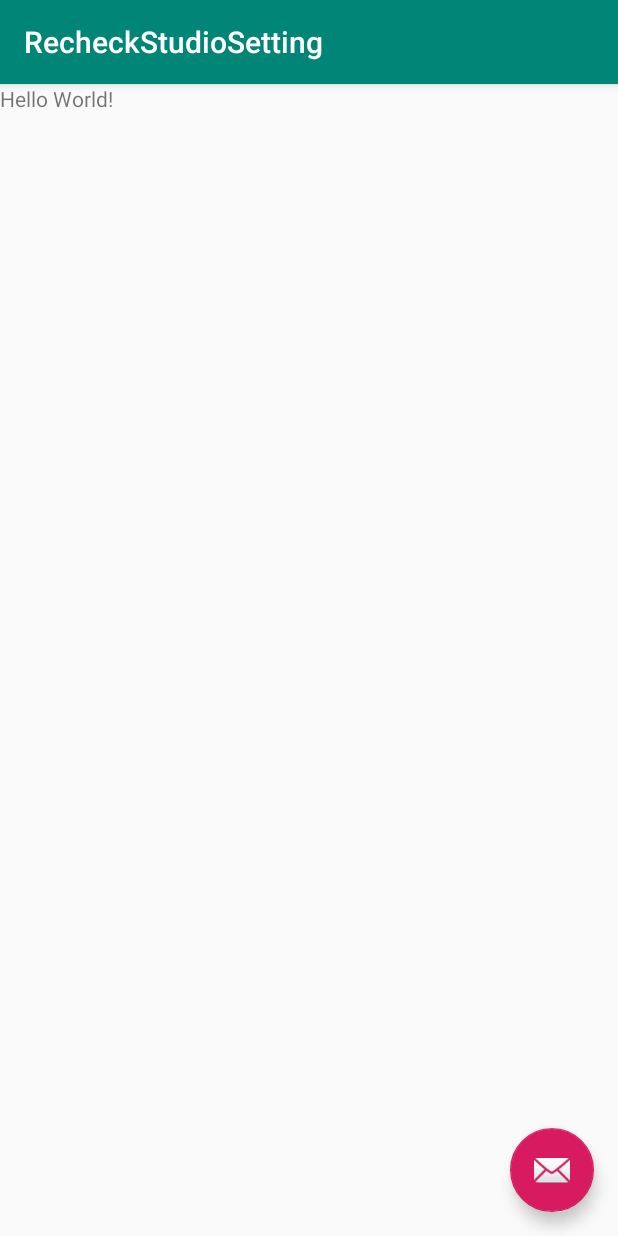
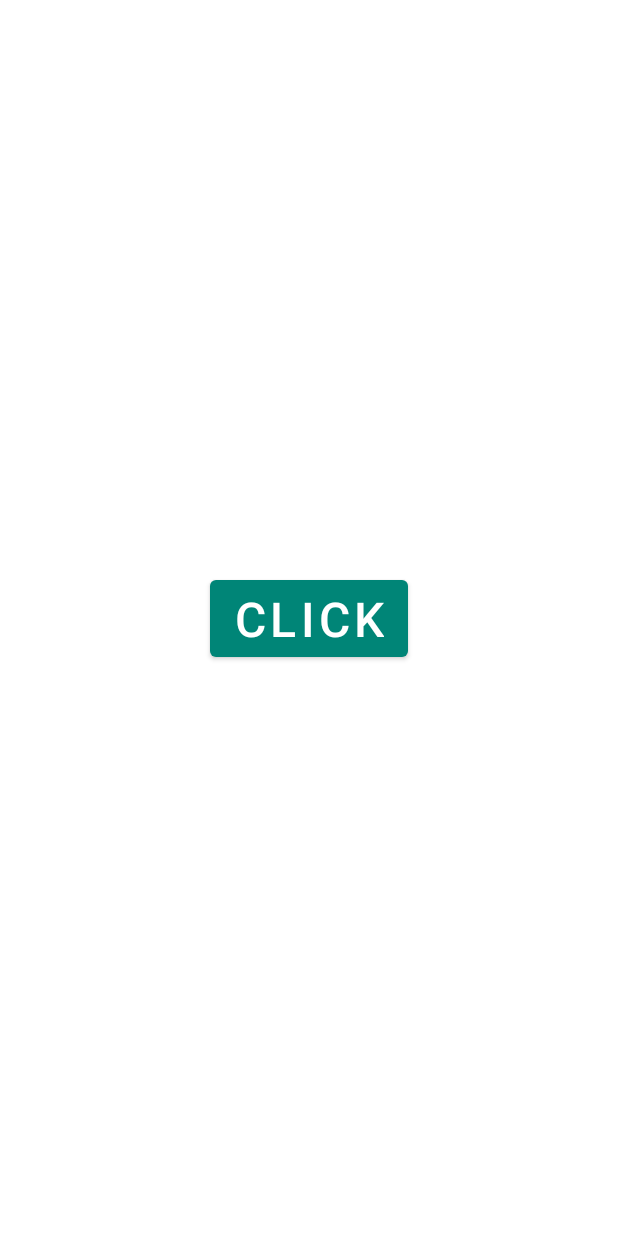
Before and after one commit to Pluu/AndroidStudio_Presentation, an Android app: the screen it shows after launch (MainActivity), on a phone screen of 412 x 824 dp. Run offline under Robolectric (Android 15) with nearby library versions, the phone set to English and light mode, and no system bars.

```diff
--- a/app/src/main/java/com/example/recheckstudiosetting/MainActivity.kt
+++ b/app/src/main/java/com/example/recheckstudiosetting/MainActivity.kt
@@ -9,9 +9,8 @@ class MainActivity : AppCompatActivity() {
     override fun onCreate(savedInstanceState: Bundle?) {
         super.onCreate(savedInstanceState)
         setContentView(R.layout.activity_main)
-        setSupportActionBar(toolbar)
 
-        fab.setOnClickListener {
+        btnSample.setOnClickListener {
             // TODO
         }
     }
--- a/app/src/main/res/layout/activity_main.xml
+++ b/app/src/main/res/layout/activity_main.xml
@@ -1,33 +1,20 @@
 <?xml version="1.0" encoding="utf-8"?>
-<androidx.coordinatorlayout.widget.CoordinatorLayout xmlns:android="http://schemas.android.com/apk/res/android"
+<androidx.constraintlayout.widget.ConstraintLayout xmlns:android="http://schemas.android.com/apk/res/android"
     xmlns:app="http://schemas.android.com/apk/res-auto"
     xmlns:tools="http://schemas.android.com/tools"
     android:layout_width="match_parent"
     android:layout_height="match_parent"
     tools:context=".MainActivity">
 
-    <com.google.android.material.appbar.AppBarLayout
-        android:layout_width="match_parent"
-        android:layout_height="wrap_content"
-        android:theme="@style/AppTheme.AppBarOverlay">
-
-        <androidx.appcompat.widget.Toolbar
-            android:id="@+id/toolbar"
-            android:layout_width="match_parent"
-            android:layout_height="?attr/actionBarSize"
-            android:background="?attr/colorPrimary"
-            app:popupTheme="@style/AppTheme.PopupOverlay" />
-
-    </com.google.android.material.appbar.AppBarLayout>
-
-    <include layout="@layout/content_main" />
-
-    <com.google.android.material.floatingactionbutton.FloatingActionButton
-        android:id="@+id/fab"
+    <Button
+        android:id="@+id/btnSample"
         android:layout_width="wrap_content"
         android:layout_height="wrap_content"
-        android:layout_gravity="bottom|end"
-        android:layout_margin="@dimen/fab_margin"
-        app:srcCompat="@android:drawable/ic_dialog_email" />
+        android:text="Click"
+        android:textSize="32sp"
+        app:layout_constraintBottom_toBottomOf="parent"
+        app:layout_constraintEnd_toEndOf="parent"
+        app:layout_constraintStart_toStartOf="parent"
+        app:layout_constraintTop_toTopOf="parent" />
 
-</androidx.coordinatorlayout.widget.CoordinatorLayout>
+</androidx.constraintlayout.widget.ConstraintLayout>
--- a/app/src/main/res/layout/content_main.xml
+++ /dev/null
@@ -1,16 +0,0 @@
-<?xml version="1.0" encoding="utf-8"?>
-<androidx.constraintlayout.widget.ConstraintLayout xmlns:android="http://schemas.android.com/apk/res/android"
-    xmlns:app="http://schemas.android.com/apk/res-auto"
-    xmlns:tools="http://schemas.android.com/tools"
-    android:layout_width="match_parent"
-    android:layout_height="match_parent"
-    app:layout_behavior="@string/appbar_scrolling_view_behavior"
-    tools:context=".MainActivity"
-    tools:showIn="@layout/activity_main">
-
-    <TextView
-        android:layout_width="wrap_content"
-        android:layout_height="wrap_content"
-        android:text="Hello World!" />
-
-</androidx.constraintlayout.widget.ConstraintLayout>
--- a/app/src/main/res/values/dimens.xml
+++ /dev/null
@@ -1,3 +0,0 @@
-<resources>
-    <dimen name="fab_margin">16dp</dimen>
-</resources>
--- a/app/src/main/res/values/styles.xml
+++ b/app/src/main/res/values/styles.xml
@@ -1,7 +1,7 @@
 <resources>
 
     <!-- Base application theme. -->
-    <style name="AppTheme" parent="Theme.AppCompat.Light.DarkActionBar">
+    <style name="AppTheme" parent="Theme.MaterialComponents.DayNight.DarkActionBar">
         <!-- Customize your theme here. -->
         <item name="colorPrimary">@color/colorPrimary</item>
         <item name="colorPrimaryDark">@color/colorPrimaryDark</item>
@@ -13,8 +13,4 @@
         <item name="windowNoTitle">true</item>
     </style>
 
-    <style name="AppTheme.AppBarOverlay" parent="ThemeOverlay.AppCompat.Dark.ActionBar" />
-
-    <style name="AppTheme.PopupOverlay" parent="ThemeOverlay.AppCompat.Light" />
-
 </resources>
```
